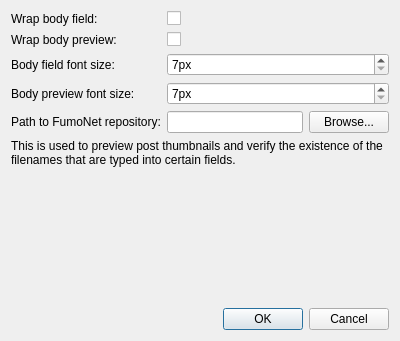
Above: forms/WndSettings.ui from Driftini/fumoedit-qt before the change. Below: the same form after it.
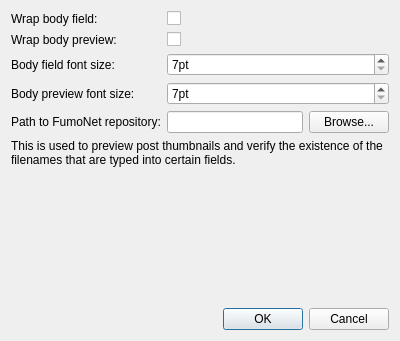
That is the form after the change.

```diff
--- a/forms/WndSettings.ui
+++ b/forms/WndSettings.ui
@@ -42,7 +42,7 @@
      <item row="2" column="1">
       <widget class="QSpinBox" name="SbBodyFontSize">
        <property name="suffix">
-        <string>px</string>
+        <string>pt</string>
        </property>
        <property name="minimum">
         <number>7</number>
@@ -114,7 +114,7 @@
      <item row="3" column="1">
       <widget class="QSpinBox" name="SbPreviewFontSize">
        <property name="suffix">
-        <string>px</string>
+        <string>pt</string>
        </property>
        <property name="minimum">
         <number>7</number>
```
